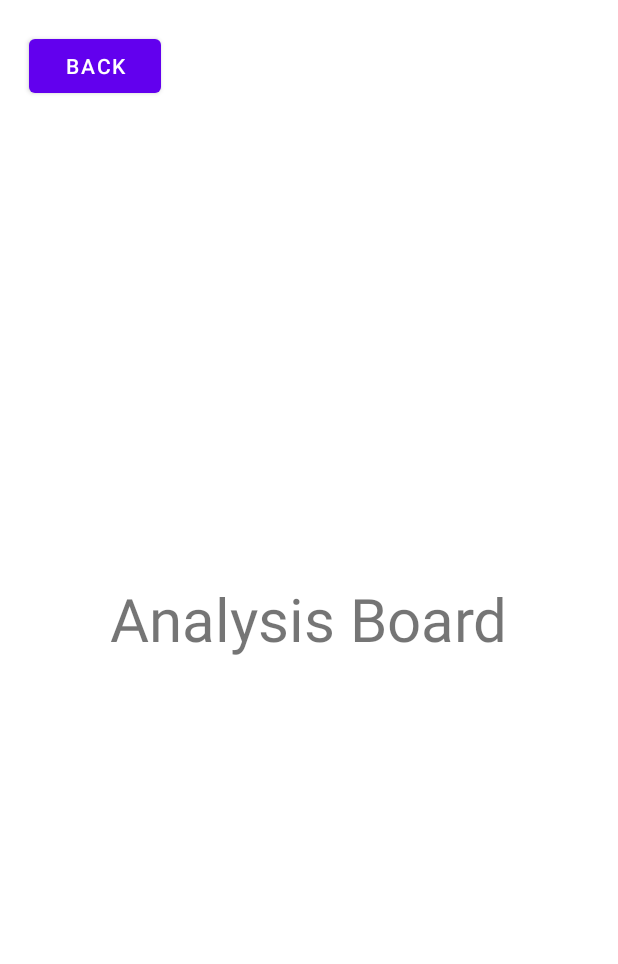
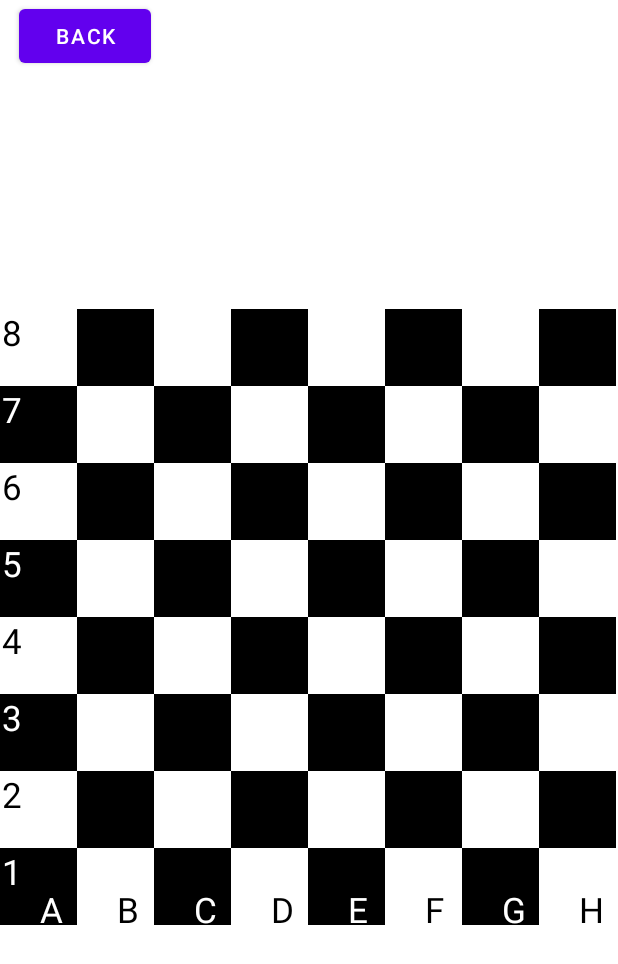
Before and after one commit to moritzsus/ChessFlow, an Android app: the AnalysisBoardActivity screen opened directly, with no data from a screen before it, on a phone screen of 412 x 824 dp. Shown: the top 964 px of the screen. Run offline under Robolectric (Android 15) with nearby library versions, the phone set to English and light mode, and no system bars.

Commit message:
visual representation of chess board
chess board representation with notation, without pieces

```diff
--- /dev/null
+++ b/app/src/main/java/com/moritzsus/chessflow/view/ChessBoardView.java
@@ -0,0 +1,81 @@
+package com.moritzsus.chessflow.view;
+
+import android.content.Context;
+import android.graphics.Canvas;
+import android.graphics.Color;
+import android.graphics.Paint;
+import android.util.AttributeSet;
+import android.view.View;
+
+public class ChessBoardView extends View {
+    private final int textSize = 35;
+    private Paint lightSquarePaint;
+    private Paint darkSquarePaint;
+
+    public ChessBoardView(Context context) {
+        super(context);
+        init();
+    }
+
+    public ChessBoardView(Context context, AttributeSet attrs) {
+        super(context, attrs);
+        init();
+    }
+
+    private void init() {
+        lightSquarePaint = new Paint();
+        darkSquarePaint = new Paint();
+
+        lightSquarePaint.setColor(Color.WHITE);
+        lightSquarePaint.setTextSize(textSize);
+        darkSquarePaint.setColor(Color.BLACK);
+        darkSquarePaint.setTextSize(textSize);
+    }
+
+    @Override
+    protected void onDraw(Canvas canvas) {
+        super.onDraw(canvas);
+
+        int rows = 8;
+        int columns = 8;
+        int notationTextPadding = 2;
+        int cellSize = Math.min(getWidth(), getHeight()) / rows;
+
+        for(int row = 0; row < rows; row++) {
+            for(int col = 0; col < columns; col++) {
+
+                int left = col * cellSize;
+                int right = left + cellSize;
+                int top = row * cellSize;
+                int bottom = top + cellSize;
+
+                if((row + col) % 2 == 0) {
+                    canvas.drawRect(left, top, right, bottom, lightSquarePaint);
+                    if(col == 0) {
+                        int notation = rows - row;
+                        canvas.drawText(Integer.toString(notation), left + notationTextPadding, top + notationTextPadding + textSize, darkSquarePaint);
+                    }
+
+                    if(row == (rows - 1)) { // last row
+                        int ascii = 65 + col;
+                        String notation = "" + (char) ascii;
+                        canvas.drawText(notation, right - notationTextPadding - textSize, bottom - notationTextPadding, darkSquarePaint);
+                    }
+                }
+                else {
+                    canvas.drawRect(left, top, right, bottom, darkSquarePaint);
+                    if(col == 0) {
+                        int notation = rows - row;
+                        canvas.drawText(Integer.toString(notation), left + notationTextPadding, top + notationTextPadding + textSize, lightSquarePaint);
+                    }
+
+                    if(row == (rows - 1)) { // last row
+                        int ascii = 65 + col;
+                        String notation = "" + (char) ascii;
+                        canvas.drawText(notation, right - notationTextPadding - textSize, bottom - notationTextPadding, lightSquarePaint);
+                    }
+                }
+            }
+        }
+    }
+}
--- a/app/src/main/res/layout/activity_analysis_board.xml
+++ b/app/src/main/res/layout/activity_analysis_board.xml
@@ -6,26 +6,26 @@
     android:layout_height="match_parent"
     tools:context=".view.AnalysisBoardActivity">
 
-    <TextView
-        android:id="@+id/textView"
-        android:layout_width="wrap_content"
-        android:layout_height="wrap_content"
-        android:text="Analysis Board"
-        android:textSize="40sp"
-        app:layout_constraintBottom_toBottomOf="parent"
-        app:layout_constraintEnd_toEndOf="parent"
-        app:layout_constraintStart_toStartOf="parent"
-        app:layout_constraintTop_toTopOf="parent" />
-
     <Button
         android:id="@+id/backFromAnalysisButton"
         android:layout_width="wrap_content"
         android:layout_height="wrap_content"
         android:text="Back"
-        app:layout_constraintBottom_toTopOf="@+id/textView"
+        app:layout_constraintBottom_toBottomOf="parent"
         app:layout_constraintEnd_toEndOf="parent"
-        app:layout_constraintHorizontal_bias="0.06"
+        app:layout_constraintHorizontal_bias="0.04"
         app:layout_constraintStart_toStartOf="parent"
         app:layout_constraintTop_toTopOf="parent"
-        app:layout_constraintVertical_bias="0.060000002" />
+        app:layout_constraintVertical_bias="0.0" />
+
+    <com.moritzsus.chessflow.view.ChessBoardView
+        android:id="@+id/chessBoardView"
+        android:layout_width="0dp"
+        android:layout_height="0dp"
+        app:layout_constraintDimensionRatio="1:1"
+        app:layout_constraintTop_toTopOf="parent"
+        app:layout_constraintBottom_toBottomOf="parent"
+        app:layout_constraintStart_toStartOf="parent"
+        app:layout_constraintEnd_toEndOf="parent" />
+
 </androidx.constraintlayout.widget.ConstraintLayout>
```
